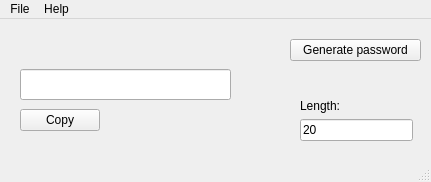
This is mainwindow.ui in midnightgalaxy/PasswordGenerator_QTgui as Qt 5 draws it before an edit. The edited form follows.
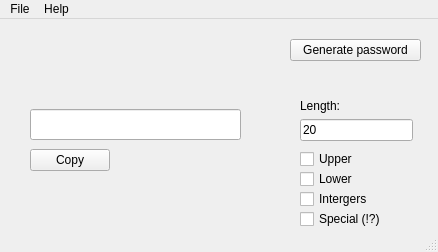
This is the edited form.

What changed in the file:
```diff
--- a/mainwindow.ui
+++ b/mainwindow.ui
@@ -6,8 +6,8 @@
    <rect>
     <x>0</x>
     <y>0</y>
-    <width>431</width>
-    <height>182</height>
+    <width>438</width>
+    <height>252</height>
    </rect>
   </property>
   <property name="windowTitle">
@@ -43,8 +43,8 @@
    <widget class="QLineEdit" name="lineEdit_2">
     <property name="geometry">
      <rect>
-      <x>20</x>
-      <y>50</y>
+      <x>30</x>
+      <y>90</y>
       <width>211</width>
       <height>31</height>
      </rect>
@@ -66,8 +66,8 @@
    <widget class="QPushButton" name="pushButton_2">
     <property name="geometry">
      <rect>
-      <x>20</x>
-      <y>90</y>
+      <x>30</x>
+      <y>130</y>
       <width>80</width>
       <height>22</height>
      </rect>
@@ -76,13 +76,65 @@
      <string>Copy</string>
     </property>
    </widget>
+   <widget class="QCheckBox" name="checkBox">
+    <property name="geometry">
+     <rect>
+      <x>300</x>
+      <y>130</y>
+      <width>85</width>
+      <height>20</height>
+     </rect>
+    </property>
+    <property name="text">
+     <string>Upper</string>
+    </property>
+   </widget>
+   <widget class="QCheckBox" name="checkBox_2">
+    <property name="geometry">
+     <rect>
+      <x>300</x>
+      <y>150</y>
+      <width>85</width>
+      <height>20</height>
+     </rect>
+    </property>
+    <property name="text">
+     <string>Lower</string>
+    </property>
+   </widget>
+   <widget class="QCheckBox" name="checkBox_3">
+    <property name="geometry">
+     <rect>
+      <x>300</x>
+      <y>170</y>
+      <width>85</width>
+      <height>20</height>
+     </rect>
+    </property>
+    <property name="text">
+     <string>Intergers</string>
+    </property>
+   </widget>
+   <widget class="QCheckBox" name="checkBox_4">
+    <property name="geometry">
+     <rect>
+      <x>300</x>
+      <y>190</y>
+      <width>101</width>
+      <height>20</height>
+     </rect>
+    </property>
+    <property name="text">
+     <string>Special (!?)</string>
+    </property>
+   </widget>
   </widget>
   <widget class="QMenuBar" name="menuBar">
    <property name="geometry">
     <rect>
      <x>0</x>
      <y>0</y>
-     <width>431</width>
+     <width>438</width>
      <height>19</height>
     </rect>
    </property>
```
